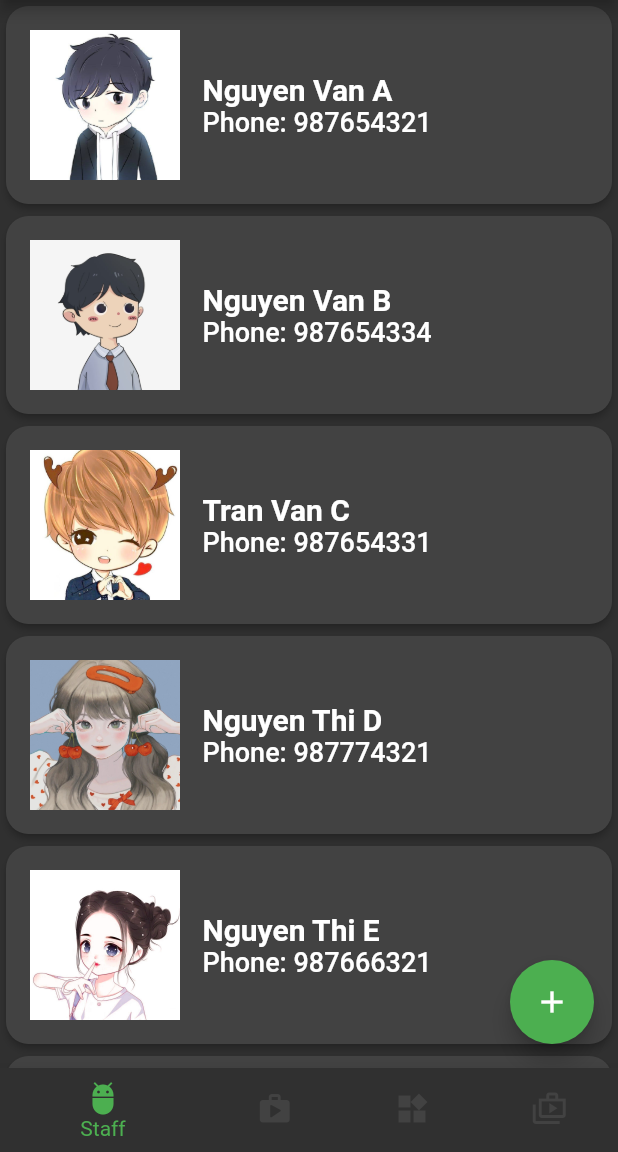
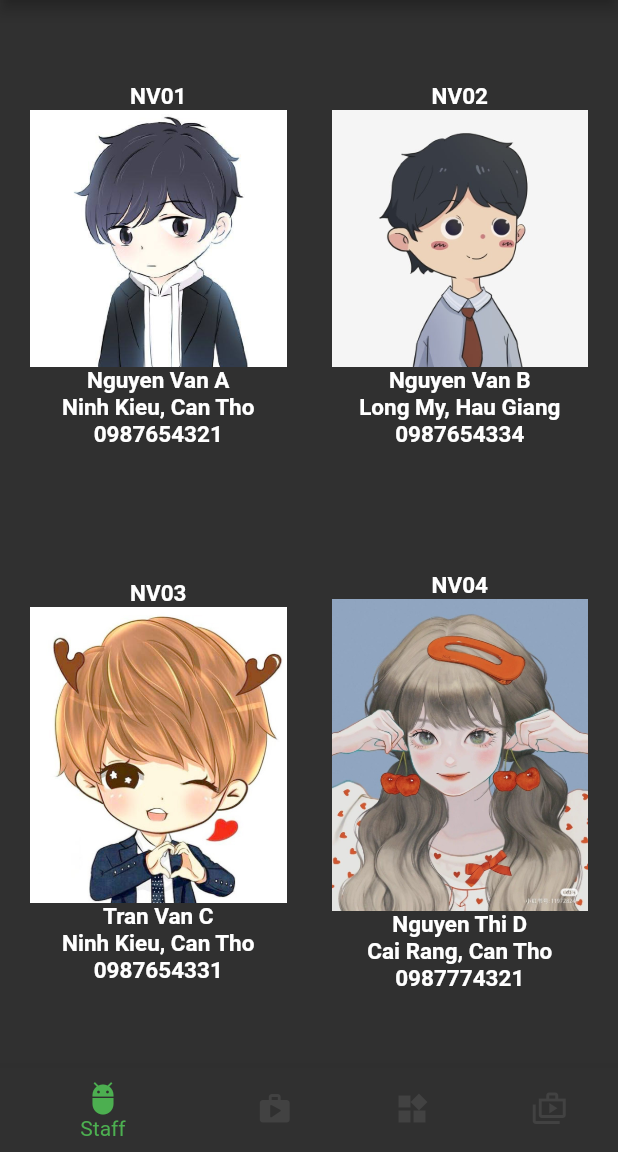
Before and after one commit to 22-23Sem2-Courses/ct48403-project-HoaiNang, a Flutter app: the screen it shows after launch, on a phone screen of 412 x 824 dp, the part 84-1236 px from its top. Run offline on Flutter 3.47's test engine with Material 2 defaults, Android fonts, the light colour scheme and no system bars; our stand-ins replace flutter_speed_dial, google_fonts; Roboto replaces fonts that are missing (Palatino).

Commit message:
Chinh sua Sfaff

```diff
--- a/lib/main.dart
+++ b/lib/main.dart
@@ -23,9 +23,9 @@ class MyApp extends StatelessWidget {
         ChangeNotifierProvider(
           create: (ctx) => ProductManager(),
         ),
-        ChangeNotifierProvider(
-          create: (ctx) => StaffManager(),
-        ),
+        // ChangeNotifierProvider(
+        //   create: (ctx) => StaffManager(),
+        // ),
         ChangeNotifierProvider(
           create: (ctx) => MaterialManager(),
         ),
--- a/lib/ui/staff/staff_item.dart
+++ b/lib/ui/staff/staff_item.dart
@@ -5,86 +5,131 @@ import 'package:provider/provider.dart';
 import '../../models/staff.dart';
 import '../../resource/dialog.dart';
 
+// class StaffItem extends StatelessWidget {
+//   final Staff staff;
+//   const StaffItem({
+//     required this.staff,
+//     super.key,
+//   });
+
+//   @override
+//   Widget build(BuildContext context) {
+//     return Dismissible(
+//       key: ValueKey(staff.id),
+//       background: Container(
+//         color: Theme.of(context).colorScheme.error,
+//         alignment: Alignment.centerRight,
+//         padding: const EdgeInsets.symmetric(horizontal: 15, vertical: 5),
+//         child: const Icon(
+//           Icons.delete_outline_rounded,
+//           color: Colors.white,
+//           size: 40,
+//         ),
+//       ),
+//       direction: DismissDirection.endToStart,
+//       confirmDismiss: (direction) {
+//         return showConfirmDialog(
+//           context,
+//           "Do you want to remove this staff?",
+//         );
+//       },
+//       onDismissed: (direction) {
+//         context.read<StaffManager>().deleteStaff(staff);
+//       },
+//       child: _buildItemCard(),
+//     );
+//   }
+
+//   Widget _buildItemCard() {
+//     return Card(
+//       elevation: 2,
+//       shape: RoundedRectangleBorder(
+//         borderRadius: BorderRadius.circular(15.0),
+//       ),
+//       child: Padding(
+//         padding: const EdgeInsets.all(16.0),
+//         child: Row(
+//           children: [
+//             SizedBox(
+//               height: 100,
+//               width: 100,
+//               child: Image(
+//                 image: AssetImage(staff.avt),
+//                 fit: BoxFit.cover,
+//               ),
+//             ),
+//             const SizedBox(
+//               width: 15,
+//             ),
+//             Column(
+//               mainAxisAlignment: MainAxisAlignment.center,
+//               crossAxisAlignment: CrossAxisAlignment.start,
+//               children: [
+//                 Text(
+//                   staff.name,
+//                   style: const TextStyle(
+//                     fontSize: 20,
+//                     fontWeight: FontWeight.w700,
+//                     fontFamily: 'Palatino',
+//                   ),
+//                 ),
+//                 Text(
+//                   'Phone: ${staff.phone}',
+//                   style: const TextStyle(
+//                     fontSize: 18,
+//                     fontWeight: FontWeight.w500,
+//                     fontFamily: 'Palatino',
+//                   ),
+//                 )
+//               ],
+//             )
+//           ],
+//         ),
+//       ),
+//     );
+//   }
+// }
 class StaffItem extends StatelessWidget {
-  final Staff staff;
-  const StaffItem({
-    required this.staff,
-    super.key,
-  });
-
+  Staff staff;
+  StaffItem({super.key, required this.staff});
   @override
   Widget build(BuildContext context) {
-    return Dismissible(
-      key: ValueKey(staff.id),
-      background: Container(
-        color: Theme.of(context).colorScheme.error,
-        alignment: Alignment.centerRight,
-        padding: const EdgeInsets.symmetric(horizontal: 15, vertical: 5),
-        child: const Icon(
-          Icons.delete_outline_rounded,
-          color: Colors.white,
-          size: 40,
-        ),
-      ),
-      direction: DismissDirection.endToStart,
-      confirmDismiss: (direction) {
-        return showConfirmDialog(
-          context,
-          "Do you want to remove this staff?",
-        );
-      },
-      onDismissed: (direction) {
-        context.read<StaffManager>().deleteStaff(staff);
-      },
-      child: _buildItemCard(),
-    );
-  }
-
-  Widget _buildItemCard() {
-    return Card(
-      elevation: 2,
-      shape: RoundedRectangleBorder(
-        borderRadius: BorderRadius.circular(15.0),
-      ),
-      child: Padding(
-        padding: const EdgeInsets.all(16.0),
-        child: Row(
+    return Container(
+      padding: EdgeInsets.all(10),
+      child: Column(
+        mainAxisAlignment: MainAxisAlignment.center,
         children: [
           SizedBox(
-              height: 100,
-              width: 100,
+              child: Text(
+            staff.id as String,
+            style: const TextStyle(
+                fontSize: 15, fontWeight: FontWeight.bold, color: Colors.white),
+          )),
+          SizedBox(
             child: Image(
               image: AssetImage(staff.avt),
               fit: BoxFit.cover,
             ),
           ),
-            const SizedBox(
-              width: 15,
-            ),
-            Column(
-              mainAxisAlignment: MainAxisAlignment.center,
-              crossAxisAlignment: CrossAxisAlignment.start,
-              children: [
-                Text(
+          SizedBox(
+              child: Text(
             staff.name,
             style: const TextStyle(
-                    fontSize: 20,
-                    fontWeight: FontWeight.w700,
-                    fontFamily: 'Palatino',
-                  ),
-                ),
-                Text(
-                  'Phone: ${staff.phone}',
+                fontSize: 15, fontWeight: FontWeight.bold, color: Colors.white),
+          )),
+          SizedBox(
+              child: Text(
+            staff.address,
             style: const TextStyle(
-                    fontSize: 18,
-                    fontWeight: FontWeight.w500,
-                    fontFamily: 'Palatino',
-                  ),
-                )
+                fontSize: 15, fontWeight: FontWeight.bold, color: Colors.white),
+          )),
+          SizedBox(
+              child: Text(
+            '0${staff.phone}',
+            style: const TextStyle(
+                fontSize: 15, fontWeight: FontWeight.bold, color: Colors.white),
+          )),
         ],
-            )
-          ],
-        ),
       ),
     );
   }
--- a/lib/ui/staff/staff_manager.dart
+++ b/lib/ui/staff/staff_manager.dart
@@ -1,9 +1,9 @@
 import 'package:flutter/material.dart';
 import 'package:flutter/foundation.dart';
+import 'package:myproject_app/ui/staff/staff_item.dart';
 import '../../models/staff.dart';
 
-class StaffManager with ChangeNotifier {
-  final List<Staff> _items = [
+  var staffs = [
     Staff(
         id: 'NV01',
         name: 'Nguyen Van A',
@@ -61,29 +61,28 @@ class StaffManager with ChangeNotifier {
         email: 'h123@gmail.com',
         avt: 'assets/images/avt/avt-8.jpg'),
   ];
-  int get itemCount {
-    return _items.length;
-  }
 
-  List<Staff> get items {
-    return [..._items];
-  }
-  void addStaff(Staff staff) {
-    _items.add(
-      staff.copyWith(id: 'p${DateTime.now().toIso8601String()}'),
-    );
-    notifyListeners();
-  }
-  void updateStaff(Staff staff) {
-    final index = _items.indexWhere((item) => item.id == staff.id);
-    _items[index] = staff;
-    notifyListeners();
-  }
+  // int get itemCount {
+  //   return _items.length;
+  // }
 
-  void deleteStaff(Staff staff) {
-    final index = _items.indexWhere((item) => item.id == staff.id);
-    _items.removeAt(index);
-    notifyListeners();
-  }
+  // List<Staff> get items {
+  //   return [..._items];
+  // }
+  // void addStaff(Staff staff) {
+  //   _items.add(
+  //     staff.copyWith(id: 'p${DateTime.now().toIso8601String()}'),
+  //   );
+  //   notifyListeners();
+  // }
+  // void updateStaff(Staff staff) {
+  //   final index = _items.indexWhere((item) => item.id == staff.id);
+  //   _items[index] = staff;
+  //   notifyListeners();
+  // }
 
-}
+  // void deleteStaff(Staff staff) {
+  //   final index = _items.indexWhere((item) => item.id == staff.id);
+  //   _items.removeAt(index);
+  //   notifyListeners();
+  // }
--- a/lib/ui/staff/staff_screen.dart
+++ b/lib/ui/staff/staff_screen.dart
@@ -1,59 +1,82 @@
 import 'package:flutter/material.dart';
-import 'package:myproject_app/models/staff.dart';
-import 'package:provider/provider.dart';
-import '../../resource/coffeeTheme.dart';
+
 import './staff_manager.dart';
-import './staff_detail.dart';
-import './edit_staff_screen.dart';
+// import './staff_detail.dart';
+// import './edit_staff_screen.dart';
 import './staff_item.dart';
 
-class StaffScreen extends StatefulWidget {
-  const StaffScreen({Key? key}) : super(key: key);
-  @override
-  State<StaffScreen> createState() => _StaffScreenState();
-}
+// class StaffScreen extends StatefulWidget {
+//   const StaffScreen({Key? key}) : super(key: key);
+//   @override
+//   State<StaffScreen> createState() => _StaffScreenState();
+// }
 
-class _StaffScreenState extends State<StaffScreen> {
+// class _StaffScreenState extends State<StaffScreen> {
+//   @override
+//   Widget build(BuildContext context) {
+//     final staffs = context.select<StaffManager, List<Staff>>(
+//         (staffManager) => staffManager.items);
+//     return Consumer<StaffManager>(
+//       builder: (ctx, staffManager, child) {
+//         return Scaffold(
+//           body: ListView.builder(
+//             itemCount: staffManager.itemCount,
+//             itemBuilder: (cxt, i) {
+//               return GestureDetector(
+//                 onTap: () {
+//                   Navigator.push(
+//                     context,
+//                     MaterialPageRoute(
+//                       builder: (ctx) {
+//                         return StaffDetail(
+//                           staff: staffs[i],
+//                         );
+//                       },
+//                     ),
+//                   );
+//                 },
+//                 child: StaffItem(staff: staffs[i]),
+//               );
+//             },
+//           ),
+//           floatingActionButton: FloatingActionButton(
+//             child: const Icon(Icons.add),
+//             onPressed: () {
+//               Navigator.push(
+//                 context,
+//                 MaterialPageRoute(
+//                   builder: (context) => EditStaffScreen(null),
+//                 ),
+//               );
+//             },
+//           ),
+//         );
+//       },
+//     );
+//   }
+//   }
+class StaffScreen extends StatelessWidget {
+  const StaffScreen({super.key});
+
   @override
   Widget build(BuildContext context) {
-    final staffs = context.select<StaffManager, List<Staff>>(
-        (staffManager) => staffManager.items);
-    return Consumer<StaffManager>(
-      builder: (ctx, staffManager, child) {
-        return Scaffold(
-          body: ListView.builder(
-            itemCount: staffManager.itemCount,
-            itemBuilder: (cxt, i) {
-              return GestureDetector(
-                onTap: () {
-                  Navigator.push(
-                    context,
-                    MaterialPageRoute(
-                      builder: (ctx) {
-                        return StaffDetail(
-                          staff: staffs[i],
-                        );
-                      },
-                    ),
-                  );
-                },
-                child: StaffItem(staff: staffs[i]),
-              );
-            },
-          ),
-          floatingActionButton: FloatingActionButton(
-            child: const Icon(Icons.add),
-            onPressed: () {
-              Navigator.push(
-                context,
-                MaterialPageRoute(
-                  builder: (context) => EditStaffScreen(null),
-                ),
-              );
-            },
-          ),
-        );
-      },
+    return Container(
+      padding: const EdgeInsets.all(10),
+      decoration: BoxDecoration(borderRadius: BorderRadius.circular(10)),
+      child: GridView(
+    // ignore: sort_child_properties_last
+    children: staffs
+        .map((eachStaff) => StaffItem(
+              staff: eachStaff,
+            ))
+        .toList(),
+    gridDelegate: const SliverGridDelegateWithMaxCrossAxisExtent(
+      maxCrossAxisExtent: 300,
+      childAspectRatio: 2 / 3.5,
+      crossAxisSpacing: 10,
+      mainAxisSpacing: 10,
+    ),
+      ),
     );
   }
-  }
+}
```
Also changed, not shown: lib/ui/staff/edit_staff_screen.dart (deleted, +0 -259 lines), lib/ui/staff/staff_detail.dart (deleted, +0 -117 lines). Lines whose indentation alone changed are shown as unchanged.
